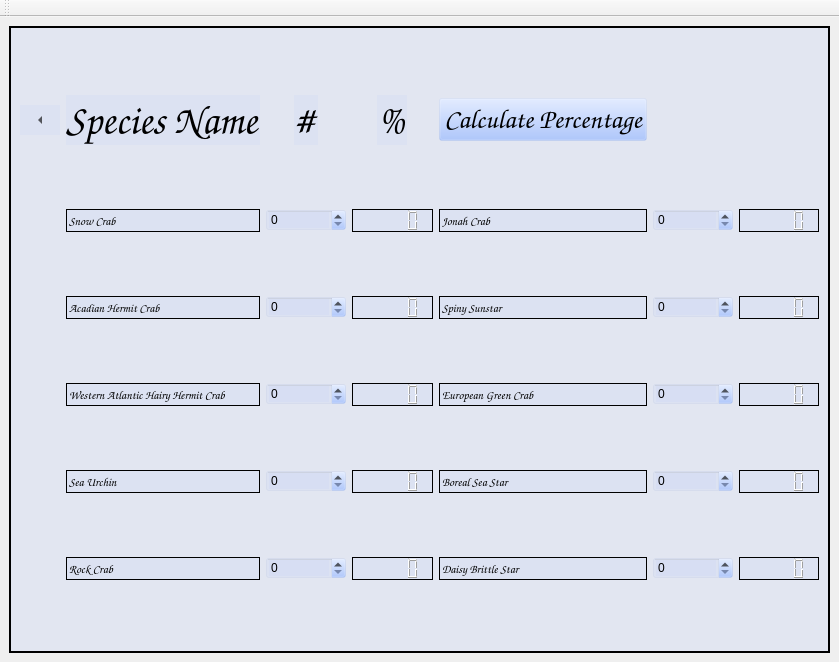
First picture: the form in mainwindow.ui, repository CCC-Engineering-Renaissance/MainUI_26, before the edit.
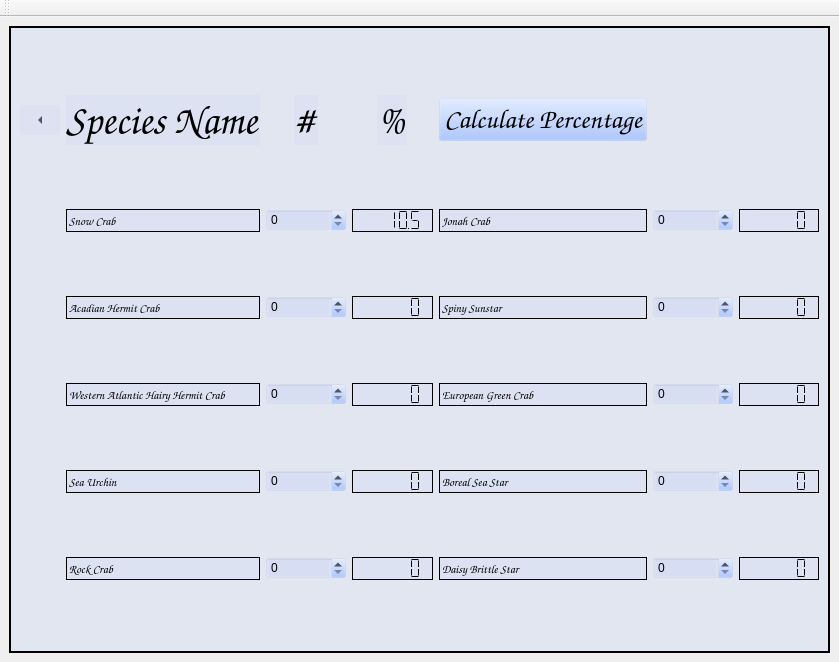
Second picture: the form after the edit. Icons and pictures are not drawn.

The edit to the form file:
```diff
--- a/mainwindow.ui
+++ b/mainwindow.ui
@@ -696,6 +696,12 @@
           <property name="frameShadow">
            <enum>QFrame::Shadow::Plain</enum>
           </property>
+          <property name="smallDecimalPoint">
+           <bool>true</bool>
+          </property>
+          <property name="segmentStyle">
+           <enum>QLCDNumber::SegmentStyle::Flat</enum>
+          </property>
          </widget>
         </item>
         <item row="3" column="1">
@@ -752,6 +758,18 @@
           <property name="frameShadow">
            <enum>QFrame::Shadow::Plain</enum>
           </property>
+          <property name="smallDecimalPoint">
+           <bool>true</bool>
+          </property>
+          <property name="mode">
+           <enum>QLCDNumber::Mode::Dec</enum>
+          </property>
+          <property name="segmentStyle">
+           <enum>QLCDNumber::SegmentStyle::Flat</enum>
+          </property>
+          <property name="value" stdset="0">
+           <double>10.500000000000000</double>
+          </property>
          </widget>
         </item>
         <item row="0" column="0">
@@ -795,6 +813,12 @@
           <property name="frameShadow">
            <enum>QFrame::Shadow::Plain</enum>
           </property>
+          <property name="smallDecimalPoint">
+           <bool>true</bool>
+          </property>
+          <property name="segmentStyle">
+           <enum>QLCDNumber::SegmentStyle::Flat</enum>
+          </property>
          </widget>
         </item>
         <item row="4" column="5">
@@ -805,6 +829,12 @@
           <property name="frameShadow">
            <enum>QFrame::Shadow::Plain</enum>
           </property>
+          <property name="smallDecimalPoint">
+           <bool>true</bool>
+          </property>
+          <property name="segmentStyle">
+           <enum>QLCDNumber::SegmentStyle::Flat</enum>
+          </property>
          </widget>
         </item>
         <item row="4" column="4">
@@ -895,6 +925,12 @@
           <property name="frameShadow">
            <enum>QFrame::Shadow::Plain</enum>
           </property>
+          <property name="smallDecimalPoint">
+           <bool>true</bool>
+          </property>
+          <property name="segmentStyle">
+           <enum>QLCDNumber::SegmentStyle::Flat</enum>
+          </property>
          </widget>
         </item>
         <item row="1" column="1">
@@ -932,6 +968,12 @@
           <property name="frameShadow">
            <enum>QFrame::Shadow::Plain</enum>
           </property>
+          <property name="smallDecimalPoint">
+           <bool>true</bool>
+          </property>
+          <property name="segmentStyle">
+           <enum>QLCDNumber::SegmentStyle::Flat</enum>
+          </property>
          </widget>
         </item>
         <item row="2" column="6">
@@ -939,6 +981,12 @@
           <property name="frameShadow">
            <enum>QFrame::Shadow::Plain</enum>
           </property>
+          <property name="smallDecimalPoint">
+           <bool>true</bool>
+          </property>
+          <property name="segmentStyle">
+           <enum>QLCDNumber::SegmentStyle::Flat</enum>
+          </property>
          </widget>
         </item>
         <item row="2" column="3">
@@ -946,6 +994,12 @@
           <property name="frameShadow">
            <enum>QFrame::Shadow::Plain</enum>
           </property>
+          <property name="smallDecimalPoint">
+           <bool>true</bool>
+          </property>
+          <property name="segmentStyle">
+           <enum>QLCDNumber::SegmentStyle::Flat</enum>
+          </property>
          </widget>
         </item>
         <item row="1" column="6">
@@ -953,6 +1007,12 @@
           <property name="frameShadow">
            <enum>QFrame::Shadow::Plain</enum>
           </property>
+          <property name="smallDecimalPoint">
+           <bool>true</bool>
+          </property>
+          <property name="segmentStyle">
+           <enum>QLCDNumber::SegmentStyle::Flat</enum>
+          </property>
          </widget>
         </item>
         <item row="4" column="3">
@@ -960,6 +1020,12 @@
           <property name="frameShadow">
            <enum>QFrame::Shadow::Plain</enum>
           </property>
+          <property name="smallDecimalPoint">
+           <bool>true</bool>
+          </property>
+          <property name="segmentStyle">
+           <enum>QLCDNumber::SegmentStyle::Flat</enum>
+          </property>
          </widget>
         </item>
         <item row="5" column="5">
```
Left out of the diff: 42 changed lines with no effect on the pictures.
